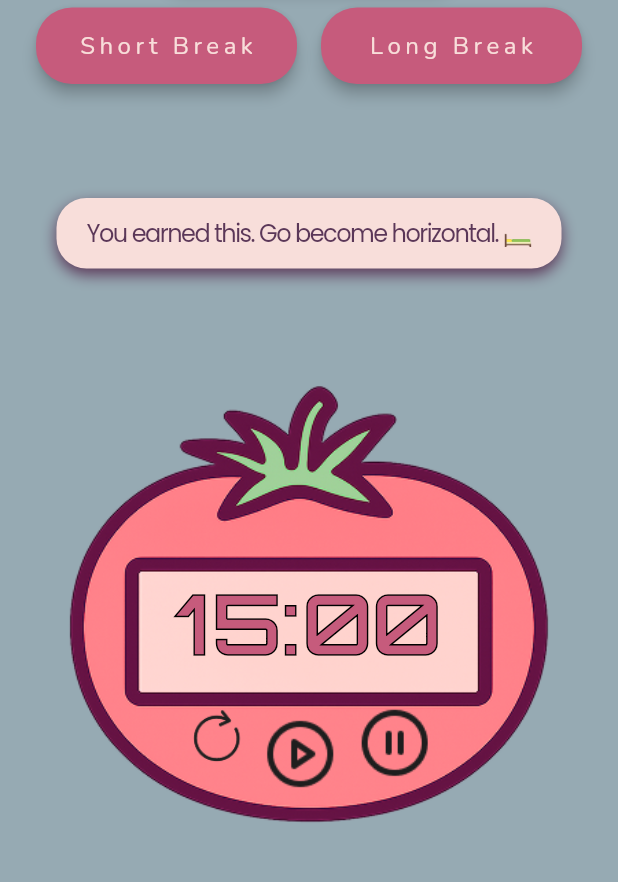
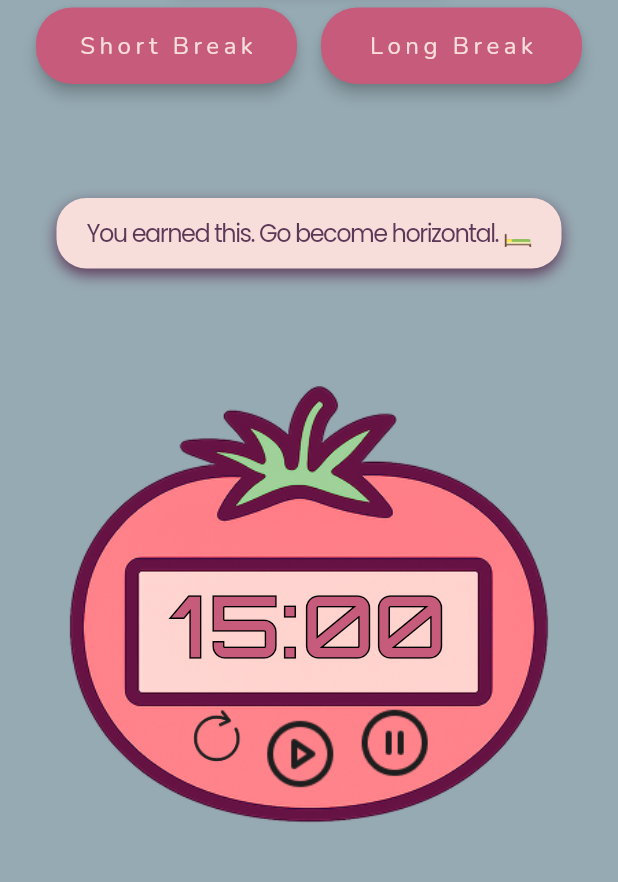
Before and after one commit to vansolinka/pomdoroweird, a Flutter app: the screen it shows after launch, after a tap on "Long Break", on a phone screen of 412 x 824 dp, the part 231-1113 px from its top. Run offline on Flutter 3.47's test engine with Material 3 defaults, Android fonts, the phone set to English and light mode, and no system bars; missing offline and left inert: flutter_arc_text.

Commit message:
Responsive 100 % done, small and mid screen, tablet is open

```diff
--- a/lib/main.dart
+++ b/lib/main.dart
@@ -17,7 +17,7 @@ class PomodoroApp extends StatelessWidget {
         primarySwatch: Colors.deepOrange,
         fontFamily: 'RobotoMono', // optional weird font if you use it
       ),
-      home: const HomeScreen(), // 👈 your landing page
+      home: HomeScreen(), // 👈 your landing page
     );
   }
 }
--- a/lib/screens/home_screen.dart
+++ b/lib/screens/home_screen.dart
@@ -1,3 +1,4 @@
+import 'dart:math';
 import 'package:flutter/material.dart';
 import '../themes/app_theme.dart';
 import '../widgets/tomato_display.dart';
@@ -7,17 +8,16 @@ import 'short_break.dart';
 import 'long_break.dart';
 import '../widgets/break_messages.dart';
 import '../widgets/pomodoro_dialog.dart';
-import 'dart:math';
-
-
+import '../utils/app_responsive.dart';
 
 class HomeScreen extends StatelessWidget {
-  const HomeScreen({super.key});
+  HomeScreen({super.key});
+
+  final GlobalKey<TomatoDisplayState> tomatoKey = GlobalKey<TomatoDisplayState>(); // ✅ Key to control timer
 
   @override
   Widget build(BuildContext context) {
-    final screenWidth = MediaQuery.of(context).size.width;
-
+    final r = AppResponsive(context);
 
     return Scaffold(
       backgroundColor: AppColors.plumCalm,
@@ -25,19 +25,20 @@ class HomeScreen extends StatelessWidget {
         child: Stack(
           alignment: Alignment.center,
           children: [
-            // Main scrollable content
+            // Main content
             SingleChildScrollView(
               padding: const EdgeInsets.symmetric(horizontal: 24.0, vertical: 32.0),
               child: Column(
                 mainAxisAlignment: MainAxisAlignment.center,
                 children: [
-                  // Row for the two buttons
-                  const SizedBox(height: 60),
+                  SizedBox(height: r.responsiveSize(40, 60)),
+
+                  // Break buttons
                   Row(
                     mainAxisAlignment: MainAxisAlignment.spaceBetween,
                     children: [
                       Expanded(
-                      child:BreakButton(
+                        child: BreakButton(
                           label: 'Short Break',
                           onPressed: () {
                             Navigator.push(
@@ -47,9 +48,9 @@ class HomeScreen extends StatelessWidget {
                           },
                         ),
                       ),
-                      const SizedBox(width: 16,),
+                      SizedBox(width: r.responsiveSize(12, 16)),
                       Expanded(
-                      child:BreakButton(
+                        child: BreakButton(
                           label: 'Long Break',
                           onPressed: () {
                             Navigator.push(
@@ -61,13 +62,17 @@ class HomeScreen extends StatelessWidget {
                       ),
                     ],
                   ),
-                  const SizedBox(height: 160), // space to make room for the logo overlap
+
+                  SizedBox(height: r.responsiveSize(100, 160)),
+
+                  // Tomato Clock
                   TomatoDisplay(
-                      size: screenWidth * 0.9,
+                    key: tomatoKey, // ✅ apply key
+                    size: r.widthPercent(r.isSmallScreen ? 0.87 : 0.9),
                     duration: const Duration(minutes: 1),
                     startPulse: 10,
                     breakTomato: 0,
-                      onStart: () {}, // or real function
+                    onStart: () {},
                     onComplete: () {
                       final random = Random();
                       final message = endPomodoroMessages[random.nextInt(endPomodoroMessages.length)];
@@ -75,18 +80,26 @@ class HomeScreen extends StatelessWidget {
                       showDialog(
                         context: context,
                         barrierDismissible: false,
-                          builder: (context) => PomodoroEndDialog(message: message),
+                        builder: (context) => PomodoroEndDialog(
+                          message: message,
+                          onReplay: () {
+                            tomatoKey.currentState?.resetFromOutside(); // ✅ reset timer from dialog
+                          },
+                        ),
                       );
+                    },
+                    onReset: () {
+                      print('Timer was reset via dialog.');
                     },
                   ),
                 ],
               ),
             ),
 
-            // Positioned logo above the tomato
-            const Positioned(
-              top: 500, // Adjust this value as needed
-              child: AppLogo(),
+            // Orbiting logo
+            Positioned(
+              top: r.responsiveSize(400, 500),
+              child: const AppLogo(),
             ),
           ],
         ),
--- a/lib/screens/long_break.dart
+++ b/lib/screens/long_break.dart
@@ -1,3 +1,4 @@
+import 'dart:math';
 import 'package:flutter/material.dart';
 import '../themes/app_theme.dart';
 import '../widgets/tomato_display.dart';
@@ -5,7 +6,7 @@ import '../widgets/buttons.dart';
 import '../widgets/break_messages.dart';
 import 'short_break.dart';
 import 'home_screen.dart';
-import 'dart:math';
+import '../utils/app_responsive.dart';
 
 class LongBreakScreen extends StatefulWidget {
   const LongBreakScreen({super.key});
@@ -20,7 +21,7 @@ class _LongBreakScreenState extends State<LongBreakScreen> {
   @override
   void initState() {
     super.initState();
-    _refreshMessage(); // ✅ refresh message on page load
+    _refreshMessage();
   }
 
   void _refreshMessage() {
@@ -32,7 +33,7 @@ class _LongBreakScreenState extends State<LongBreakScreen> {
 
   @override
   Widget build(BuildContext context) {
-    final screenWidth = MediaQuery.of(context).size.width;
+    final r = AppResponsive(context);
 
     return Scaffold(
       backgroundColor: AppColors.stormyMist,
@@ -40,30 +41,30 @@ class _LongBreakScreenState extends State<LongBreakScreen> {
         child: Stack(
           alignment: Alignment.center,
           children: [
-            // Main scrollable content
             SingleChildScrollView(
-              padding: const EdgeInsets.symmetric(horizontal: 24.0, vertical: 32.0),
+              padding: EdgeInsets.symmetric(
+                horizontal: r.responsiveSize(20, 24),
+                vertical: r.responsiveSize(28, 32),
+              ),
               child: Column(
                 mainAxisAlignment: MainAxisAlignment.center,
                 children: [
-                  const SizedBox(height: 60),
-                  Column(
-                    crossAxisAlignment: CrossAxisAlignment.center,
-                    children: [
-                      // Top: Pomodoro Button
+                  SizedBox(height: r.responsiveSize(40, 60)),
+
                   Center(
                     child: BreakButton(
                       label: 'Pomodoro weird',
                       onPressed: () {
                         Navigator.push(
                           context,
-                                MaterialPageRoute(builder: (context) => const HomeScreen()),
+                          MaterialPageRoute(builder: (context) => HomeScreen()),
                         );
                       },
                     ),
                   ),
-                      const SizedBox(height: 16),
-                      // Bottom Row: Short & Long Break
+
+                  SizedBox(height: r.responsiveSize(12, 16)),
+
                   Row(
                     children: [
                       Expanded(
@@ -77,7 +78,7 @@ class _LongBreakScreenState extends State<LongBreakScreen> {
                           },
                         ),
                       ),
-                            const SizedBox(width: 16), // spacing between buttons
+                      SizedBox(width: r.responsiveSize(12, 16)),
                       Expanded(
                         child: BreakButton(
                           label: 'Long Break',
@@ -92,11 +93,14 @@ class _LongBreakScreenState extends State<LongBreakScreen> {
                     ],
                   ),
 
-                      const SizedBox(height: 60),
-                      // 💬 Message Bubble
+                  SizedBox(height: r.responsiveSize(40, 60)),
+
                   Container(
-                        margin: const EdgeInsets.only(top: 16),
-                        padding: const EdgeInsets.symmetric(horizontal: 20, vertical: 12),
+                    margin: EdgeInsets.only(top: r.responsiveSize(12, 16)),
+                    padding: EdgeInsets.symmetric(
+                      horizontal: r.responsiveSize(16, 20),
+                      vertical: r.responsiveSize(10, 12),
+                    ),
                     decoration: BoxDecoration(
                       color: AppColors.softTomato,
                       borderRadius: BorderRadius.circular(20),
@@ -111,18 +115,20 @@ class _LongBreakScreenState extends State<LongBreakScreen> {
                     child: Text(
                       _message,
                       textAlign: TextAlign.center,
-                          style: AppTextStyles.bodyMessages,
+                      style: AppTextStyles.bodyMessages.copyWith(
+                        fontSize: r.fontSize(16),
                       ),
                     ),
-                    ],
                   ),
-                  const SizedBox(height: 40),
+
+                  SizedBox(height: r.responsiveSize(30, 40)),
+
                   TomatoDisplay(
-                    size: screenWidth * 0.9,
+                    size: r.widthPercent(r.isSmallScreen ? 0.87 : 0.9),
                     duration: const Duration(minutes: 15),
                     startPulse: 120,
                     breakTomato: 0,
-                    onStart: _refreshMessage, // 👈 this gets called when Play is pressed
+                    onStart: _refreshMessage,
                   ),
                 ],
               ),
--- /dev/null
+++ b/lib/utils/app_responsive.dart
@@ -0,0 +1,25 @@
+// lib/utils/app_responsive.dart
+
+import 'package:flutter/material.dart';
+
+class AppResponsive {
+  final BuildContext context;
+  final double screenWidth;
+  final double screenHeight;
+  final bool isSmallScreen;
+
+  AppResponsive(this.context)
+      : screenWidth = MediaQuery.of(context).size.width,
+        screenHeight = MediaQuery.of(context).size.height,
+        isSmallScreen = MediaQuery.of(context).size.height < 700 ||
+                        MediaQuery.of(context).size.width < 390;
+
+  double responsiveSize(double small, double large) =>
+      isSmallScreen ? small : large;
+
+  double widthPercent(double percent) => screenWidth * percent;
+
+  double heightPercent(double percent) => screenHeight * percent;
+
+  double fontSize(double base) => isSmallScreen ? base * 0.88 : base;
+}
--- a/lib/widgets/tomato_display.dart
+++ b/lib/widgets/tomato_display.dart
@@ -1,6 +1,7 @@
 import 'package:flutter/material.dart';
 import '../themes/app_assets.dart';
 import '../themes/app_theme.dart';
+import '../utils/app_responsive.dart';
 import 'timer_widget.dart';
 
 class TomatoDisplay extends StatefulWidget {
@@ -10,6 +11,8 @@ class TomatoDisplay extends StatefulWidget {
   final int breakTomato;
   final VoidCallback? onStart;
   final VoidCallback? onComplete;
+  final VoidCallback? onReset; // 👈 NEW
+
 
   const TomatoDisplay({
     super.key,
@@ -19,13 +22,14 @@ class TomatoDisplay extends StatefulWidget {
     required this.breakTomato,
     required this.onStart,
     this.onComplete,
+    this.onReset,
   });
 
  @override
-  State<TomatoDisplay> createState() => _TomatoDisplayState();
+  TomatoDisplayState createState() => TomatoDisplayState(); // ✅ match the public class name
 }
 
-class _TomatoDisplayState extends State<TomatoDisplay>
+class TomatoDisplayState extends State<TomatoDisplay>
     with SingleTickerProviderStateMixin {
   late AnimationController _controller;
   late Animation<double> _scaleAnimation;
@@ -45,6 +49,13 @@ class _TomatoDisplayState extends State<TomatoDisplay>
     _scaleAnimation = Tween<double>(begin: 1.0, end: 1.05).animate(
       CurvedAnimation(parent: _controller, curve: Curves.easeInOut),
     );
+  }
+    void resetFromOutside() {
+      timerKey.currentState?.resetTimer();
+      stopTomatoPulse();
+      setState(() {
+        _isCracked = false;
+      });
     }
 
   void startTomatoPulse() {
@@ -108,14 +119,10 @@ class _TomatoDisplayState extends State<TomatoDisplay>
 
   @override
   Widget build(BuildContext context) {
-    final screenWidth = MediaQuery.of(context).size.width;
-    final screenHeight = MediaQuery.of(context).size.height;
-    final isSmallScreen = screenHeight < 700 || screenWidth < 390;
+  final r = AppResponsive(context);
 
-    final double size = widget.size ??
-        (isSmallScreen ? screenWidth * 0.68 : screenWidth * 0.9);
-
-    final double timerOffset = size * (isSmallScreen ? 0.45 : 0.43);
+  final double size = widget.size ?? r.widthPercent(r.isSmallScreen ? 0.8 : 0.9);
+  final double timerOffset = size * r.responsiveSize(0.45, 0.43);
 
     return Stack(
       alignment: Alignment.center,
@@ -136,7 +143,7 @@ class _TomatoDisplayState extends State<TomatoDisplay>
             key: timerKey,
             initialTime: widget.duration,
             textStyle: AppTextStyles.timer.copyWith(
-              fontSize: isSmallScreen ? 44 : 52,
+              fontSize: r.fontSize(54),
             ),
             onTick: (remaining) {
               if (remaining.inSeconds <= widget.startPulse &&
@@ -202,6 +209,7 @@ class _TomatoDisplayState extends State<TomatoDisplay>
                   timerKey.currentState?.resetTimer();
                   stopTomatoPulse();
                   widget.onStart?.call();
+                  widget.onReset?.call(); // 👈 trigger external reset if needed
                   setState(() {
                     _isCracked = false;
                   });
```
Also changed, not shown: lib/screens/short_break.dart (+25 -20 lines), lib/widgets/pomodoro_dialog.dart (+15 -7 lines), flutter_01.png (deleted). Lines whose indentation alone changed are shown as unchanged.
